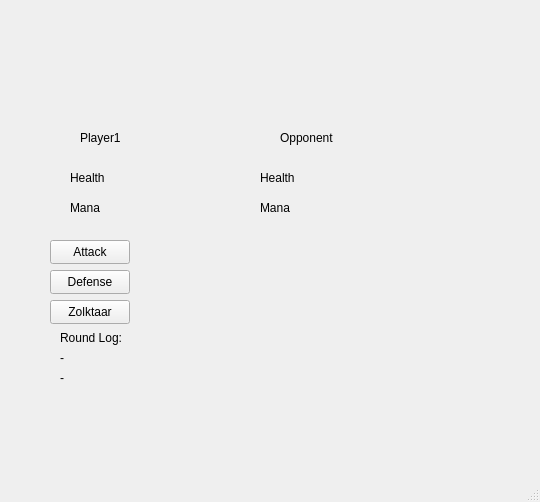
Old version of the form mainwindow.ui in the repository Ariffansyah/TurnBase-GUI-.
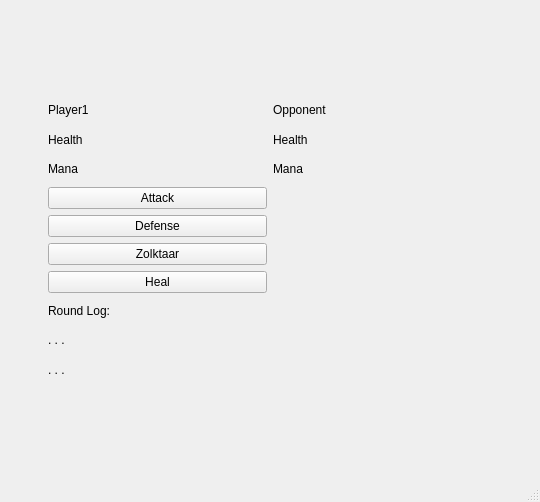
New version of the form. The open tabs and pages were chosen to show the change.

What changed in the file:
```diff
--- a/mainwindow.ui
+++ b/mainwindow.ui
@@ -14,338 +14,212 @@
    <string>MainWindow</string>
   </property>
   <widget class="QWidget" name="centralwidget">
+   <layout class="QGridLayout" name="gridLayout_3">
+    <item row="0" column="0">
    <widget class="QStackedWidget" name="stackedWidget">
-    <property name="geometry">
-     <rect>
-      <x>30</x>
-      <y>100</y>
+      <property name="maximumSize">
+       <size>
       <width>461</width>
       <height>301</height>
-     </rect>
+       </size>
     </property>
     <property name="currentIndex">
-     <number>4</number>
+       <number>2</number>
     </property>
     <widget class="QWidget" name="page">
+       <layout class="QVBoxLayout" name="verticalLayout">
+        <item>
      <widget class="QLabel" name="label">
-      <property name="geometry">
-       <rect>
-        <x>130</x>
-        <y>70</y>
-        <width>181</width>
-        <height>16</height>
-       </rect>
-      </property>
       <property name="text">
        <string>Welcome to Turn Base Fighting</string>
       </property>
      </widget>
+        </item>
+        <item>
+         <widget class="QPushButton" name="pushButton">
+          <property name="text">
+           <string>Single Player</string>
+          </property>
+         </widget>
+        </item>
+        <item>
      <widget class="QPushButton" name="pushButton_2">
-      <property name="geometry">
-       <rect>
-        <x>160</x>
-        <y>140</y>
-        <width>111</width>
-        <height>24</height>
-       </rect>
-      </property>
       <property name="text">
        <string>Adventure Mode</string>
       </property>
      </widget>
+        </item>
+        <item>
      <widget class="QPushButton" name="pushButton_3">
-      <property name="geometry">
-       <rect>
-        <x>160</x>
-        <y>180</y>
-        <width>111</width>
-        <height>24</height>
-       </rect>
-      </property>
       <property name="text">
        <string>Multiplayer</string>
       </property>
      </widget>
-     <widget class="QPushButton" name="pushButton">
-      <property name="geometry">
-       <rect>
-        <x>160</x>
-        <y>100</y>
-        <width>111</width>
-        <height>24</height>
-       </rect>
-      </property>
-      <property name="text">
-       <string>Single Player</string>
-      </property>
-     </widget>
+        </item>
+       </layout>
     </widget>
     <widget class="QWidget" name="page_2">
-     <widget class="QLabel" name="label_2">
-      <property name="geometry">
-       <rect>
-        <x>150</x>
-        <y>90</y>
-        <width>121</width>
-        <height>16</height>
-       </rect>
-      </property>
-      <property name="text">
-       <string>Enter your nickname:</string>
-      </property>
-     </widget>
+       <layout class="QGridLayout" name="gridLayout_4">
+        <item row="2" column="0">
      <widget class="QPushButton" name="pushButton_4">
-      <property name="geometry">
-       <rect>
-        <x>150</x>
-        <y>160</y>
-        <width>80</width>
-        <height>24</height>
-       </rect>
-      </property>
       <property name="text">
        <string>Submit</string>
       </property>
      </widget>
-     <widget class="QLineEdit" name="lineEdit">
-      <property name="geometry">
-       <rect>
-        <x>150</x>
-        <y>120</y>
-        <width>113</width>
-        <height>24</height>
-       </rect>
-      </property>
-     </widget>
+        </item>
+        <item row="1" column="0">
+         <widget class="QLineEdit" name="lineEdit"/>
+        </item>
+        <item row="0" column="0">
+         <widget class="QLabel" name="label_2">
+          <property name="text">
+           <string>Enter your nickname:</string>
+          </property>
+         </widget>
+        </item>
+       </layout>
     </widget>
     <widget class="QWidget" name="page_3">
+       <layout class="QGridLayout" name="gridLayout_2">
+        <item row="0" column="0">
      <widget class="QLabel" name="label_3">
-      <property name="geometry">
-       <rect>
-        <x>90</x>
-        <y>60</y>
-        <width>241</width>
-        <height>16</height>
-       </rect>
-      </property>
       <property name="text">
        <string>To be Filled</string>
       </property>
      </widget>
+        </item>
+        <item row="1" column="0">
      <widget class="QPushButton" name="pushButton_5">
-      <property name="geometry">
-       <rect>
-        <x>130</x>
-        <y>90</y>
-        <width>80</width>
-        <height>24</height>
-       </rect>
-      </property>
       <property name="text">
        <string>Frieren</string>
       </property>
      </widget>
+        </item>
+        <item row="2" column="0">
      <widget class="QPushButton" name="pushButton_6">
-      <property name="geometry">
-       <rect>
-        <x>130</x>
-        <y>120</y>
-        <width>80</width>
-        <height>24</height>
-       </rect>
-      </property>
       <property name="text">
        <string>Himmel</string>
       </property>
      </widget>
+        </item>
+       </layout>
     </widget>
     <widget class="QWidget" name="page_4">
+       <layout class="QGridLayout" name="gridLayout">
+        <item row="0" column="0">
      <widget class="QLabel" name="label_4">
-      <property name="geometry">
-       <rect>
-        <x>50</x>
-        <y>30</y>
-        <width>151</width>
-        <height>16</height>
-       </rect>
-      </property>
       <property name="text">
        <string>Player1</string>
       </property>
      </widget>
+        </item>
+        <item row="0" column="1">
      <widget class="QLabel" name="label_5">
-      <property name="geometry">
-       <rect>
-        <x>250</x>
-        <y>30</y>
-        <width>141</width>
-        <height>16</height>
-       </rect>
-      </property>
       <property name="text">
        <string>Opponent</string>
       </property>
      </widget>
+        </item>
+        <item row="1" column="0">
      <widget class="QLabel" name="label_6">
-      <property name="geometry">
-       <rect>
-        <x>40</x>
-        <y>70</y>
-        <width>101</width>
-        <height>16</height>
-       </rect>
-      </property>
       <property name="text">
        <string>Health</string>
       </property>
      </widget>
-     <widget class="QLabel" name="label_7">
-      <property name="geometry">
-       <rect>
-        <x>40</x>
-        <y>100</y>
-        <width>101</width>
-        <height>16</height>
-       </rect>
-      </property>
-      <property name="text">
-       <string>Mana</string>
-      </property>
-     </widget>
+        </item>
+        <item row="1" column="1">
      <widget class="QLabel" name="label_8">
-      <property name="geometry">
-       <rect>
-        <x>230</x>
-        <y>70</y>
-        <width>101</width>
-        <height>16</height>
-       </rect>
-      </property>
       <property name="text">
        <string>Health</string>
       </property>
      </widget>
+        </item>
+        <item row="2" column="0">
+         <widget class="QLabel" name="label_7">
+          <property name="text">
+           <string>Mana</string>
+          </property>
+         </widget>
+        </item>
+        <item row="2" column="1">
      <widget class="QLabel" name="label_9">
-      <property name="geometry">
-       <rect>
-        <x>230</x>
-        <y>100</y>
-        <width>101</width>
-        <height>16</height>
-       </rect>
-      </property>
       <property name="text">
        <string>Mana</string>
       </property>
      </widget>
+        </item>
+        <item row="3" column="0">
      <widget class="QPushButton" name="pushButton_7">
-      <property name="geometry">
-       <rect>
-        <x>20</x>
-        <y>140</y>
-        <width>80</width>
-        <height>24</height>
-       </rect>
-      </property>
       <property name="text">
        <string>Attack</string>
       </property>
      </widget>
+        </item>
+        <item row="4" column="0">
      <widget class="QPushButton" name="pushButton_8">
-      <property name="geometry">
-       <rect>
-        <x>20</x>
-        <y>170</y>
-        <width>80</width>
-        <height>24</height>
-       </rect>
-      </property>
       <property name="text">
        <string>Defense</string>
       </property>
      </widget>
+        </item>
+        <item row="5" column="0">
      <widget class="QPushButton" name="pushButton_9">
-      <property name="geometry">
-       <rect>
-        <x>20</x>
-        <y>200</y>
-        <width>80</width>
-        <height>24</height>
-       </rect>
-      </property>
       <property name="text">
        <string>Zolktaar</string>
       </property>
      </widget>
+        </item>
+        <item row="6" column="0">
+         <widget class="QPushButton" name="pushButton_11">
+          <property name="text">
+           <string>Heal</string>
+          </property>
+         </widget>
+        </item>
+        <item row="7" column="0">
      <widget class="QLabel" name="label_10">
-      <property name="geometry">
-       <rect>
-        <x>30</x>
-        <y>230</y>
-        <width>101</width>
-        <height>16</height>
-       </rect>
-      </property>
       <property name="text">
        <string>Round Log:</string>
       </property>
      </widget>
+        </item>
+        <item row="8" column="0">
      <widget class="QLabel" name="label_11">
-      <property name="geometry">
-       <rect>
-        <x>30</x>
-        <y>250</y>
-        <width>401</width>
-        <height>16</height>
-       </rect>
-      </property>
       <property name="text">
-       <string>-</string>
-      </property>
-     </widget>
+           <string>. . .</string>
+          </property>
+         </widget>
+        </item>
+        <item row="9" column="0">
      <widget class="QLabel" name="label_12">
-      <property name="geometry">
-       <rect>
-        <x>30</x>
-        <y>270</y>
-        <width>401</width>
-        <height>16</height>
-       </rect>
-      </property>
       <property name="text">
-       <string>-</string>
-      </property>
-     </widget>
+           <string>. . .</string>
+          </property>
+         </widget>
+        </item>
+       </layout>
     </widget>
     <widget class="QWidget" name="page_5">
+       <layout class="QVBoxLayout" name="verticalLayout_2">
+        <item>
      <widget class="QLabel" name="label_13">
-      <property name="geometry">
-       <rect>
-        <x>90</x>
-        <y>90</y>
-        <width>281</width>
-        <height>61</height>
-       </rect>
-      </property>
       <property name="text">
        <string>winner log</string>
       </property>
      </widget>
+        </item>
+        <item>
      <widget class="QPushButton" name="pushButton_10">
-      <property name="geometry">
-       <rect>
-        <x>180</x>
-        <y>190</y>
-        <width>80</width>
-        <height>24</height>
-       </rect>
-      </property>
       <property name="text">
        <string>Return</string>
       </property>
      </widget>
-    </widget>
-   </widget>
+        </item>
+       </layout>
+      </widget>
+     </widget>
+    </item>
+   </layout>
   </widget>
   <widget class="QStatusBar" name="statusbar"/>
  </widget>
```
Lines whose indentation alone changed are shown as unchanged.
